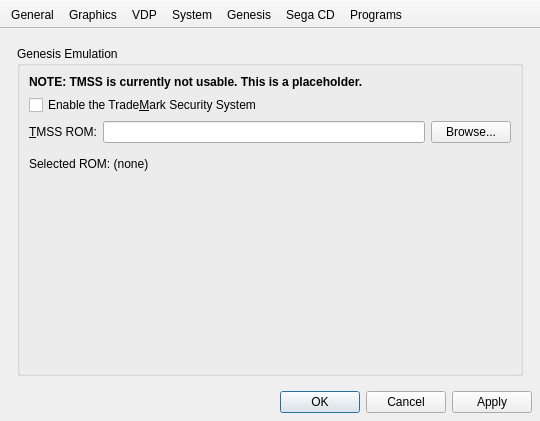
Before: the Qt Designer form src/gens-qt4/windows/GeneralConfigWindow.ui in GerbilSoft/gens-gs-ii, drawn with Qt 5.
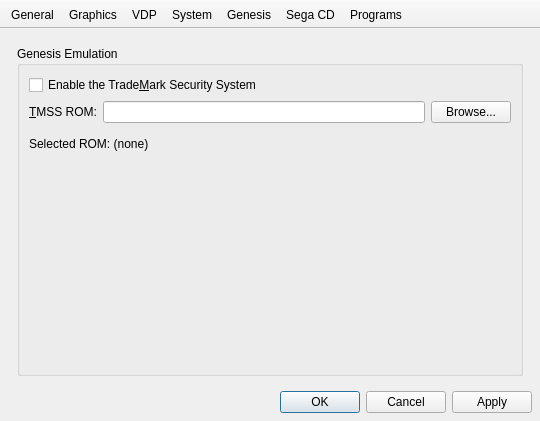
After: the same form once the commit is applied. The open tabs and pages were chosen to show the change. Icons and pictures are not drawn. Custom widgets are drawn as their Qt base class.

Commit message:
[gens-qt4] GeneralConfigWindow.ui: TMSS is functional now.
TODO: Save the TMSS state in ZOMG.

The edit to the form file:
```diff
--- a/src/gens-qt4/windows/GeneralConfigWindow.ui
+++ b/src/gens-qt4/windows/GeneralConfigWindow.ui
@@ -730,7 +730,7 @@
            <bool>false</bool>
           </property>
           <layout class="QGridLayout" name="gridGenesis">
-           <item row="3" column="0" colspan="3">
+           <item row="2" column="0" colspan="3">
             <spacer name="vspcMDTMSSRom">
              <property name="orientation">
               <enum>Qt::Vertical</enum>
@@ -746,7 +746,7 @@
              </property>
             </spacer>
            </item>
-           <item row="2" column="0">
+           <item row="1" column="0">
             <widget class="QLabel" name="lblMDTMSSRom">
              <property name="text">
               <string>&amp;TMSS ROM:</string>
@@ -762,10 +762,10 @@
              </property>
             </widget>
            </item>
-           <item row="2" column="1">
+           <item row="1" column="1">
             <widget class="GensLineEdit" name="txtMDTMSSRom"/>
            </item>
-           <item row="4" column="0" colspan="3">
+           <item row="3" column="0" colspan="3">
             <widget class="QLabel" name="lblMDTMSSSelectedRom">
              <property name="sizePolicy">
               <sizepolicy hsizetype="Expanding" vsizetype="Expanding">
@@ -787,14 +787,14 @@
              </property>
             </widget>
            </item>
-           <item row="2" column="2">
+           <item row="1" column="2">
             <widget class="QPushButton" name="btnMDTMSSRom">
              <property name="text">
               <string>Browse...</string>
              </property>
             </widget>
            </item>
-           <item row="1" column="0" colspan="3">
+           <item row="0" column="0" colspan="3">
             <widget class="QCheckBox" name="chkMDTMSS">
              <property name="toolTip">
               <string>Enables the TradeMark Security System found on Sega Genesis
@@ -809,22 +809,6 @@
              </property>
             </widget>
            </item>
-           <item row="0" column="0" colspan="3">
-            <widget class="QLabel" name="lblTMSSNotFunctional">
-             <property name="font">
-              <font>
-               <weight>75</weight>
-               <bold>true</bold>
-              </font>
-             </property>
-             <property name="text">
-              <string>NOTE: TMSS is currently not usable. This is a placeholder.</string>
-             </property>
-             <property name="textFormat">
-              <enum>Qt::PlainText</enum>
-             </property>
-            </widget>
-           </item>
           </layout>
          </widget>
         </item>
```
